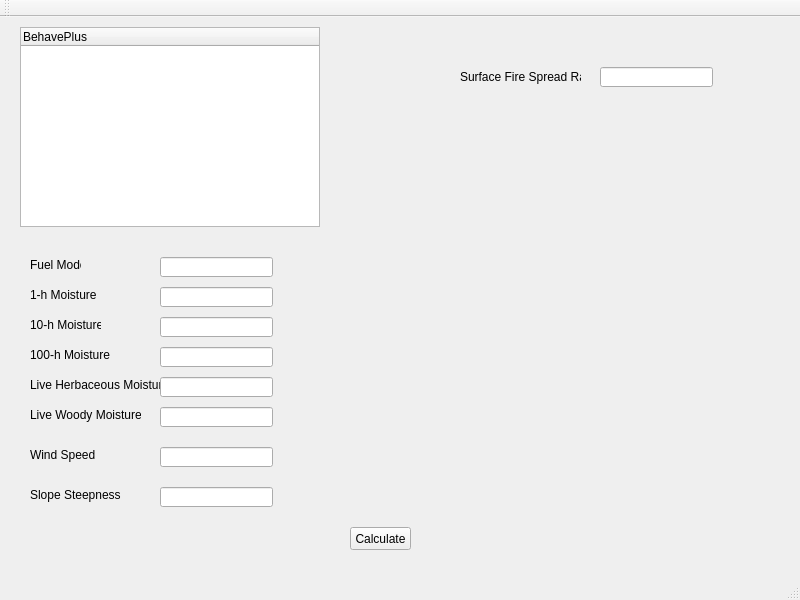
Old version of the form src/behave_qt/src/behave_qt_main_window.ui in the repository firelab/behave.
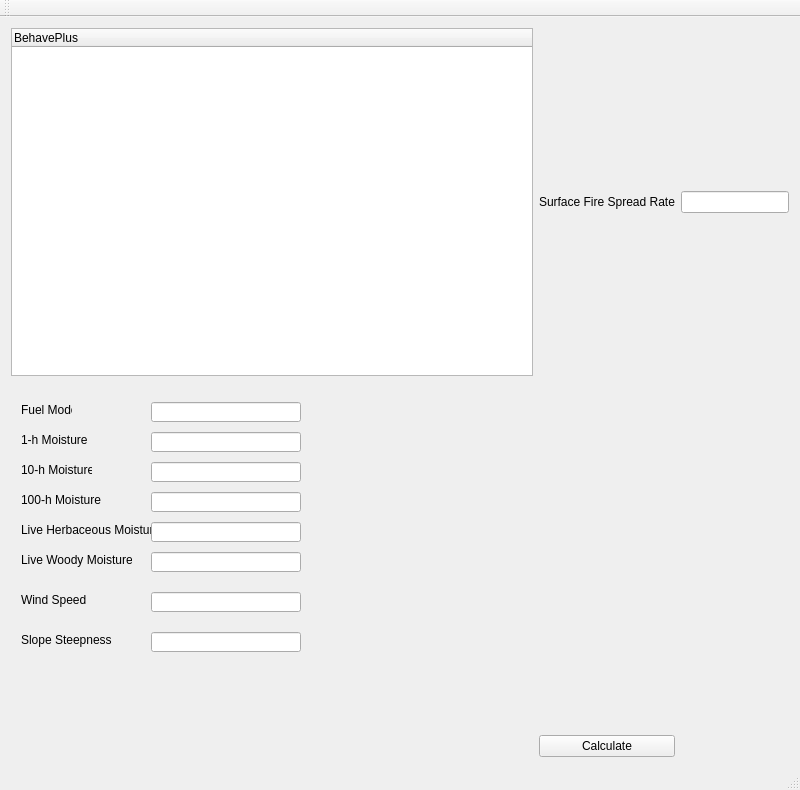
New version of the form. Custom widgets are drawn as their Qt base class.

Commit message: Added a basic layout to the main window

What changed in the file:
```diff
--- a/src/behave_qt/src/behave_qt_main_window.ui
+++ b/src/behave_qt/src/behave_qt_main_window.ui
@@ -7,21 +7,27 @@
     <x>0</x>
     <y>0</y>
     <width>800</width>
+    <height>790</height>
+   </rect>
+  </property>
+  <property name="minimumSize">
+   <size>
+    <width>800</width>
     <height>600</height>
-   </rect>
+   </size>
   </property>
   <property name="windowTitle">
    <string>behave_qt</string>
   </property>
   <widget class="QWidget" name="centralWidget">
+   <layout class="QGridLayout" name="gridLayout">
+    <item row="0" column="0">
    <widget class="BehaveTree" name="behaveTree">
-    <property name="geometry">
-     <rect>
-      <x>20</x>
-      <y>10</y>
-      <width>300</width>
-      <height>200</height>
-     </rect>
+      <property name="sizePolicy">
+       <sizepolicy hsizetype="MinimumExpanding" vsizetype="MinimumExpanding">
+        <horstretch>0</horstretch>
+        <verstretch>0</verstretch>
+       </sizepolicy>
     </property>
     <property name="minimumSize">
      <size>
@@ -50,15 +56,23 @@
      </property>
     </column>
    </widget>
+    </item>
+    <item row="2" column="1">
+     <widget class="QPushButton" name="calculateButton">
+      <property name="text">
+       <string>Calculate</string>
+      </property>
+     </widget>
+    </item>
+    <item row="0" column="1">
+     <widget class="QLabel" name="label_16">
+      <property name="text">
+       <string>Surface Fire Spread Rate</string>
+      </property>
+     </widget>
+    </item>
+    <item row="1" column="0">
    <widget class="QStackedWidget" name="mainWindowStackedWidget">
-    <property name="geometry">
-     <rect>
-      <x>20</x>
-      <y>220</y>
-      <width>400</width>
-      <height>280</height>
-     </rect>
-    </property>
     <property name="currentIndex">
      <number>1</number>
     </property>
@@ -82,7 +96,7 @@
        <rect>
         <x>140</x>
         <y>20</y>
-        <width>113</width>
+          <width>150</width>
         <height>20</height>
        </rect>
       </property>
@@ -105,7 +119,7 @@
        <rect>
         <x>140</x>
         <y>50</y>
-        <width>113</width>
+          <width>150</width>
         <height>20</height>
        </rect>
       </property>
@@ -141,7 +155,7 @@
        <rect>
         <x>140</x>
         <y>80</y>
-        <width>113</width>
+          <width>150</width>
         <height>20</height>
        </rect>
       </property>
@@ -151,7 +165,7 @@
        <rect>
         <x>140</x>
         <y>110</y>
-        <width>113</width>
+          <width>150</width>
         <height>20</height>
        </rect>
       </property>
@@ -187,7 +201,7 @@
        <rect>
         <x>140</x>
         <y>140</y>
-        <width>113</width>
+          <width>150</width>
         <height>20</height>
        </rect>
       </property>
@@ -197,7 +211,7 @@
        <rect>
         <x>140</x>
         <y>170</y>
-        <width>113</width>
+          <width>150</width>
         <height>20</height>
        </rect>
       </property>
@@ -220,7 +234,7 @@
        <rect>
         <x>140</x>
         <y>210</y>
-        <width>113</width>
+          <width>150</width>
         <height>20</height>
        </rect>
       </property>
@@ -243,7 +257,7 @@
        <rect>
         <x>140</x>
         <y>250</y>
-        <width>113</width>
+          <width>150</width>
         <height>20</height>
        </rect>
       </property>
@@ -492,45 +506,27 @@
      </widget>
     </widget>
    </widget>
-   <widget class="QPushButton" name="calculateButton">
-    <property name="geometry">
-     <rect>
-      <x>350</x>
-      <y>510</y>
-      <width>61</width>
-      <height>23</height>
-     </rect>
-    </property>
-    <property name="text">
-     <string>Calculate</string>
-    </property>
-   </widget>
+    </item>
+    <item row="0" column="2">
    <widget class="QLineEdit" name="spreadRateLineEdit">
-    <property name="geometry">
-     <rect>
-      <x>600</x>
-      <y>50</y>
-      <width>113</width>
-      <height>20</height>
-     </rect>
+      <property name="sizePolicy">
+       <sizepolicy hsizetype="Fixed" vsizetype="Fixed">
+        <horstretch>0</horstretch>
+        <verstretch>0</verstretch>
+       </sizepolicy>
+      </property>
+      <property name="maximumSize">
+       <size>
+        <width>16777215</width>
+        <height>16777215</height>
+       </size>
     </property>
     <property name="readOnly">
      <bool>true</bool>
     </property>
    </widget>
-   <widget class="QLabel" name="label_16">
-    <property name="geometry">
-     <rect>
-      <x>460</x>
-      <y>50</y>
-      <width>121</width>
-      <height>20</height>
-     </rect>
-    </property>
-    <property name="text">
-     <string>Surface Fire Spread Rate</string>
-    </property>
-   </widget>
+    </item>
+   </layout>
   </widget>
   <widget class="QMenuBar" name="menuBar">
    <property name="geometry">
```
Lines whose indentation alone changed are shown as unchanged. The commit also changes 1 other file.
